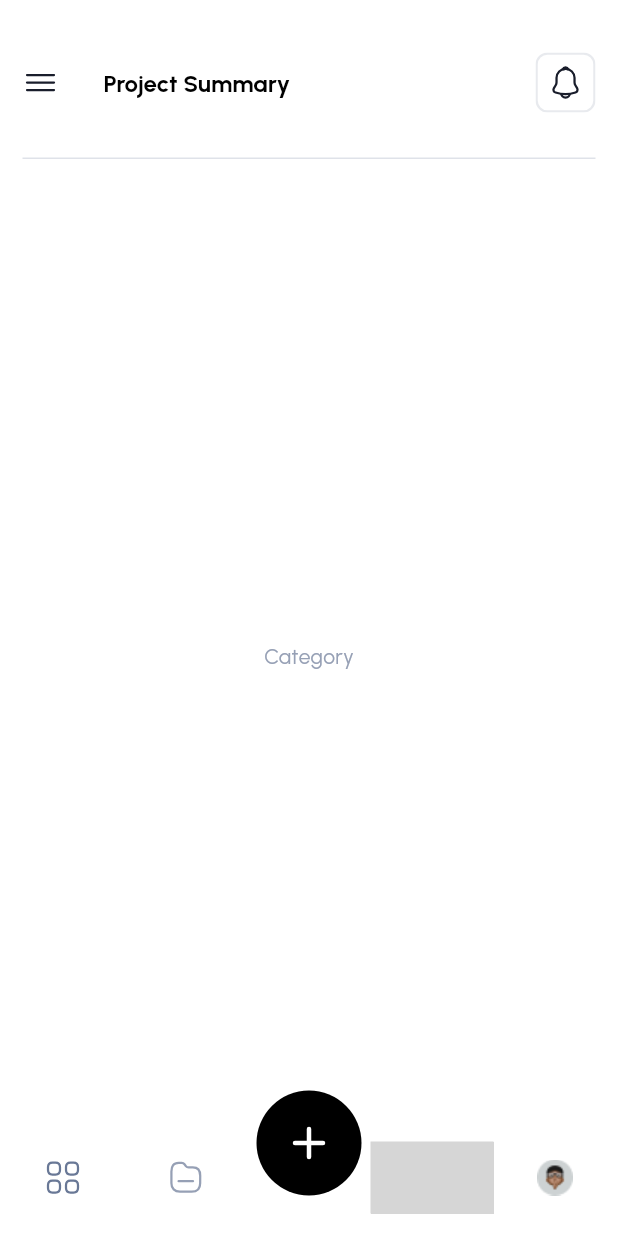
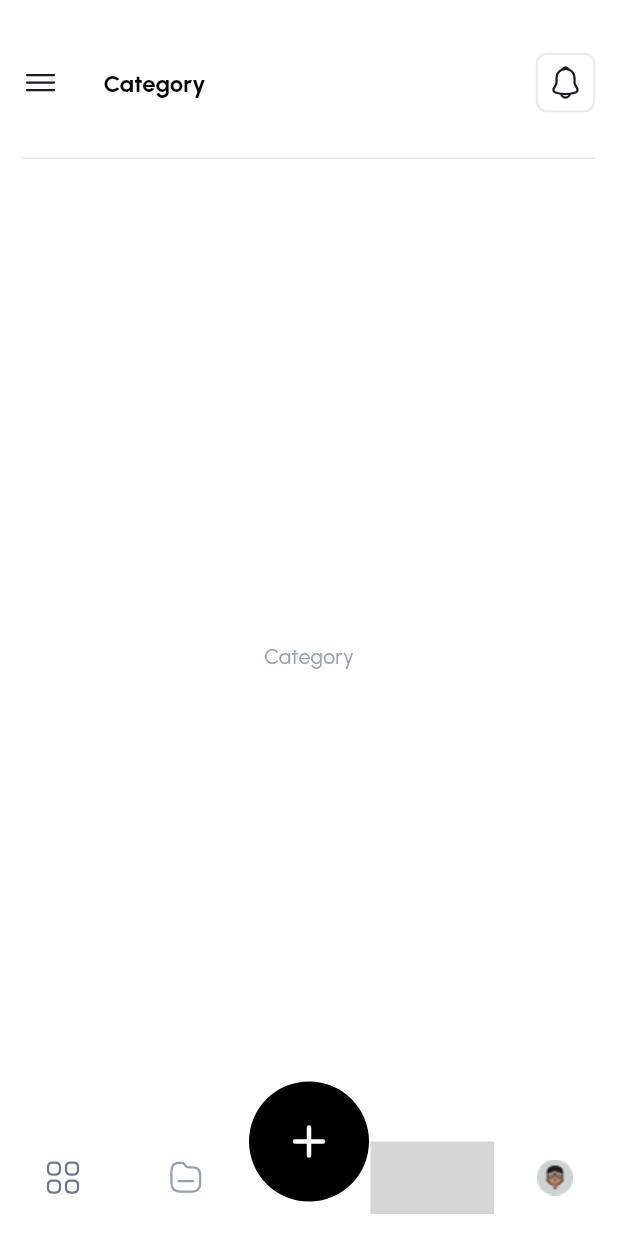
Before and after one commit to hussamElmaghraby/ringo_media_flutter_task, a Flutter app: the HomeScreen screen opened directly, on a phone screen of 412 x 824 dp. Run offline on Flutter 3.47's test engine with Material 3 defaults, Android fonts, the phone set to English and light mode, and no system bars; drawn by our look-alikes of persistent_bottom_nav_bar; our stand-ins replace easy_date_timeline, flutter_screenutil, flutter_svg, get; missing offline and left inert: dynamic_timeline_tile_flutter; grey boxes are pictures that could not be loaded.

Commit message:
home screen changes.

```diff
--- a/lib/features/home/presentation/screens/home_screen.dart
+++ b/lib/features/home/presentation/screens/home_screen.dart
@@ -1,18 +1,21 @@
 import 'package:flutter/cupertino.dart';
 import 'package:flutter/material.dart';
 import 'package:flutter_svg/flutter_svg.dart';
+import 'package:get/get.dart';
 import 'package:persistent_bottom_nav_bar/persistent_bottom_nav_bar.dart';
 import 'package:ringo_media/commons/constants/asset_names.dart';
 import 'package:ringo_media/commons/constants/dimensions.dart';
+import 'package:ringo_media/commons/extensions/context_extension.dart';
 import 'package:ringo_media/commons/theme/app_colors.dart';
+import 'package:ringo_media/commons/widgets/app_button.dart';
 import 'package:ringo_media/commons/widgets/app_scaffold.dart';
-import 'package:ringo_media/features/home/presentation/screens/home_pages/calendar_page.dart';
+import 'package:ringo_media/features/home/presentation/screens/home_pages/calender_pages/calender_screen.dart';
 import 'package:ringo_media/features/home/presentation/screens/home_pages/category_page.dart';
-import 'package:ringo_media/features/home/presentation/screens/home_pages/project_summary_page.dart';
 
 import '../widgets/home_app_bar.dart';
 import 'home_pages/plus_page.dart';
 import 'home_pages/profile_page.dart';
+import 'home_pages/project_summary_page.dart';
 
 class HomeScreen extends StatefulWidget {
   const HomeScreen({super.key});
@@ -23,6 +26,7 @@ class HomeScreen extends StatefulWidget {
 
 class _HomeScreenState extends State<HomeScreen> {
   late PersistentTabController _controller;
+  int _currentIndex = 0;
 
   @override
   void initState() {
@@ -46,12 +50,17 @@ class _HomeScreenState extends State<HomeScreen> {
                   horizontal: Sizer.size15,
                 ),
                 child: HomeAppBar(
-                appBarTitle: 'Project Summary',
+                  appBarTitle: getCurrentTitle(),
                 ),
               ),
               Expanded(
                 child: PersistentTabView(
                   context,
+                  onItemSelected: (idx) {
+                    setState(() {
+                      _currentIndex = idx;
+                    });
+                  },
                   navBarHeight: Sizer.size75,
                   backgroundColor: Colors.white,
                   decoration: NavBarDecoration(
@@ -66,11 +75,14 @@ class _HomeScreenState extends State<HomeScreen> {
                   navBarStyle: NavBarStyle.style15,
                   controller: _controller,
                   items: _navBarsItems(),
-                screens: const [
+                  screens: [
                     CategoryPage(),
                     ProjectSummaryPage(),
-                  PlusPage(),
-                  CalendarPage(),
+                    CupertinoActionSheet(
+                      title: Text('test'),
+                      message: Text('test'),
+                    ),
+                    CalenderScreen(),
                     profilePage(),
                   ],
                 ),
@@ -78,6 +90,52 @@ class _HomeScreenState extends State<HomeScreen> {
             ],
           ),
         ),
+        floatingActionButton: Container(
+          margin: EdgeInsets.all(Sizer.size7),
+          child: GestureDetector(
+            onTap: () {
+              showModalBottomSheet(
+                enableDrag: false,
+                isScrollControlled: true,
+
+                context: context,
+                builder: (ctx) => Container(
+                  padding: EdgeInsets.all(Sizer.size15),
+                  height: ResponsiveDimension.heightPercentage70,
+                  child: Column(
+                    children: [
+                      Expanded(
+                        child: Theme(data:  ThemeData(
+                          datePickerTheme: DatePickerThemeData(
+                            surfaceTintColor: Colors.white,
+                            backgroundColor: Colors.white,
+
+                            dayStyle: context.apptextTheme.displayMedium?.copyWith(color: Colors.white),
+                            dayForegroundColor: WidgetStateProperty.all(Colors.black),
+                            dayOverlayColor:WidgetStateProperty.all( Colors.white),
+                          )
+                        ),
+                          child: DatePickerDialog(
+                              initialEntryMode: DatePickerEntryMode.calendarOnly ,
+
+                            firstDate: DateTime(2020),
+                            lastDate: DateTime(2050),
+                          ),
+                        ),
+                      ),
+                      AppButton(buttonTitle: 'Continue', onPressed: () => Get.back() )
+                    ],
+                  ),
+                ),
+              );
+            },
+            child: CircleAvatar(
+              radius: Sizer.size40,
+              backgroundColor: Colors.black,
+              child: SvgPicture.asset(AssetNames.fiPlusIcon),
+            ),
+          ),
+        )
         // bottomNavigationBar: Pers,
         );
   }
@@ -119,8 +177,23 @@ class _HomeScreenState extends State<HomeScreen> {
         inactiveIcon: Image.asset(
           AssetNames.profileIcon,
         ),
-
       ),
     ];
   }
+
+  String getCurrentTitle() {
+    switch (_currentIndex) {
+      case 0:
+        return "Category";
+      case 1:
+        return "Project Summary";
+      case 2:
+        return "Plus";
+      case 3:
+        return "Calendar";
+      case 4:
+        return "Profile";
     }
+    return '';
+  }
+}
--- a/lib/features/home/presentation/widgets/home_app_bar.dart
+++ b/lib/features/home/presentation/widgets/home_app_bar.dart
@@ -13,7 +13,7 @@ class HomeAppBar extends StatelessWidget {
   @override
   Widget build(BuildContext context) {
     return Container(
-      padding: EdgeInsets.only(
+      padding: const EdgeInsets.only(
         bottom: Sizer.size30,
       ),
       decoration: BoxDecoration(
```
Lines whose indentation alone changed are shown as unchanged.
